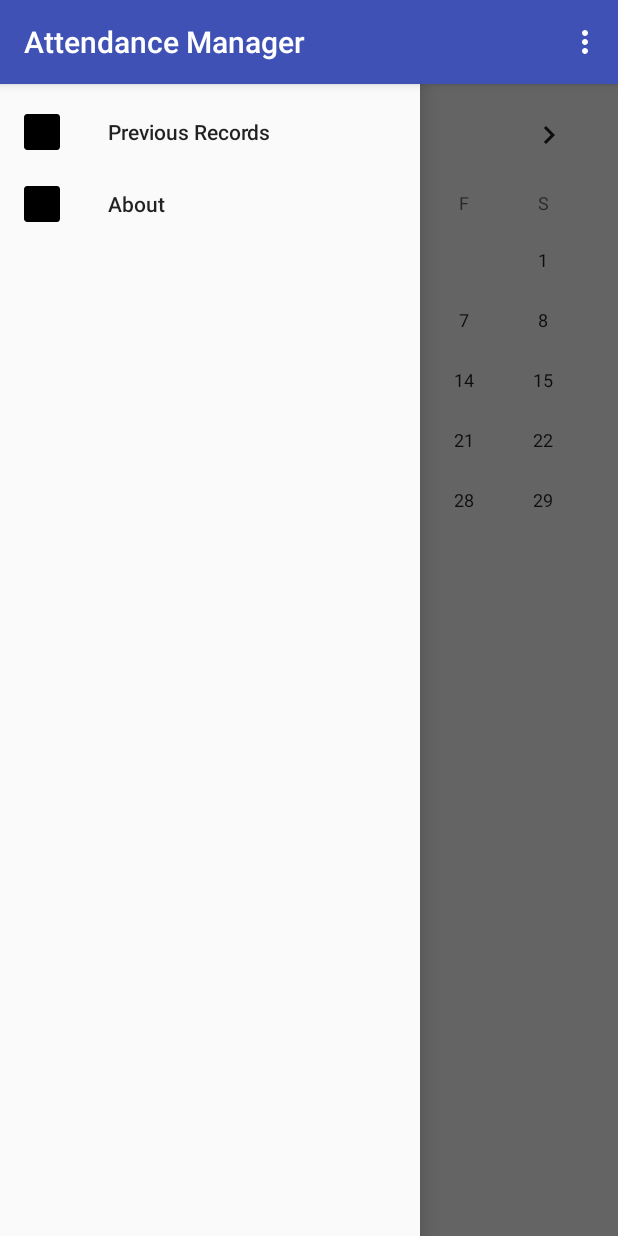
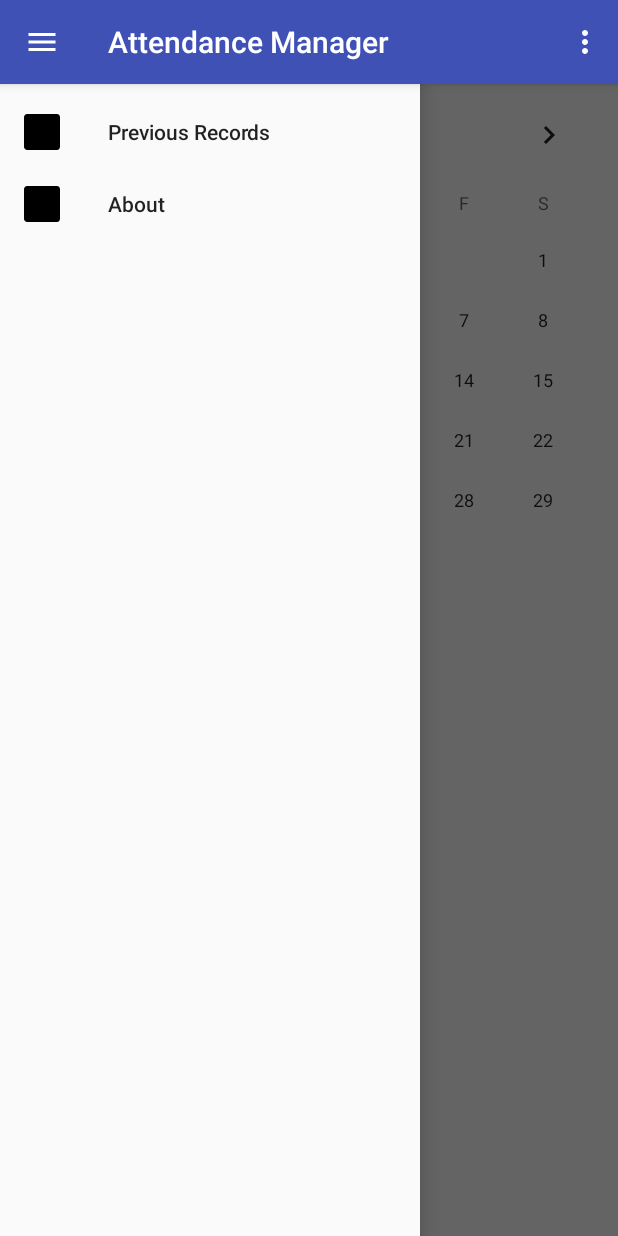
Before and after one commit to TusharSharma23/AttendenceSimple, an Android app: the screen it shows after launch (MainActivity), in the side drawer, after a tap on "About", on a phone screen of 412 x 824 dp. Run offline under Robolectric (Android 15) with nearby library versions, the phone set to English and light mode, and no system bars.

Commit message:
Added drawerLayout along with functionality.

```diff
--- a/app/src/main/java/com/sharma/tushar/attendencesimple/MainActivity.java
+++ b/app/src/main/java/com/sharma/tushar/attendencesimple/MainActivity.java
@@ -4,6 +4,9 @@ import android.content.Intent;
 import android.os.Bundle;
 import android.support.annotation.NonNull;
 import android.support.design.widget.NavigationView;
+import android.support.v4.view.GravityCompat;
+import android.support.v4.widget.DrawerLayout;
+import android.support.v7.app.ActionBar;
 import android.support.v7.app.AppCompatActivity;
 import android.util.Log;
 import android.view.Menu;
@@ -17,6 +20,7 @@ import java.util.GregorianCalendar;
 public class MainActivity extends AppCompatActivity {
 
     CalendarView calendarView;
+    private DrawerLayout drawerLayout;
 
     public static final String EXTRA_DATE_CODE = "ExtraData";
     public static final String EXTRA_DAY = "Day";
@@ -42,6 +46,7 @@ public class MainActivity extends AppCompatActivity {
                 }
         });
 
+        drawerLayout = findViewById(R.id.drawer_layout);
         NavigationView navigationView = findViewById(R.id.navigation_menu);
         navigationView.setNavigationItemSelectedListener(new NavigationView.OnNavigationItemSelectedListener() {
             @Override
@@ -49,6 +54,10 @@ public class MainActivity extends AppCompatActivity {
                 return onOptionsItemSelected(item);
             }
         });
+
+        ActionBar actionBar = getSupportActionBar();
+        actionBar.setHomeAsUpIndicator(R.drawable.ic_menu_black_24dp);
+        actionBar.setDisplayHomeAsUpEnabled(true);
 
     }
 
@@ -69,6 +78,9 @@ public class MainActivity extends AppCompatActivity {
             case R.id.about_menu_item:
                 Toast.makeText(MainActivity.this, "Under Construction", Toast.LENGTH_SHORT).show();
                 return true;
+            case android.R.id.home:
+                drawerLayout.openDrawer(GravityCompat.START);
+                return true;
         }
         return super.onOptionsItemSelected(item);
     }
--- /dev/null
+++ b/app/src/main/res/drawable/ic_menu_black_24dp.xml
@@ -0,0 +1,9 @@
+<vector xmlns:android="http://schemas.android.com/apk/res/android"
+    android:width="24dp"
+    android:height="24dp"
+    android:viewportWidth="24.0"
+    android:viewportHeight="24.0">
+    <path
+        android:fillColor="#FFFFFFFF"
+        android:pathData="M3,18h18v-2L3,16v2zM3,13h18v-2L3,11v2zM3,6v2h18L21,6L3,6z" />
+</vector>
```
